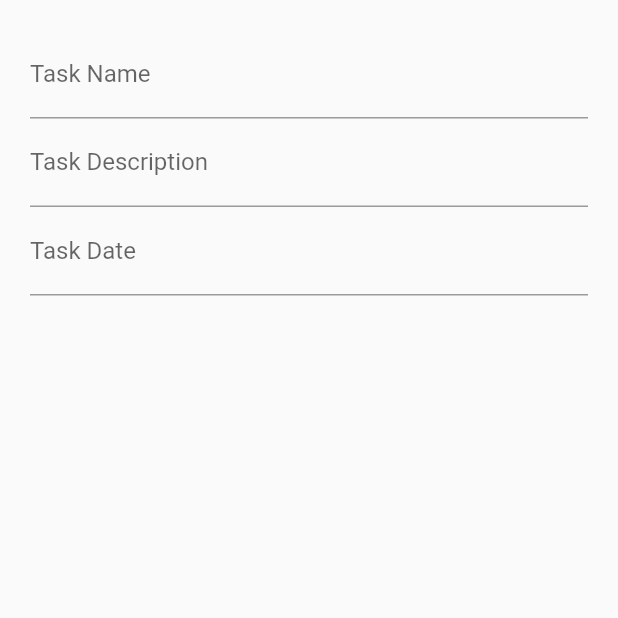
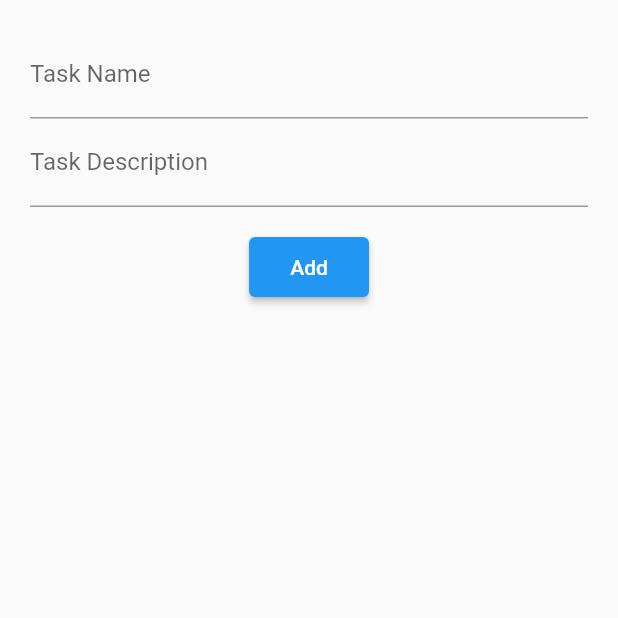
Before and after one commit to mehdi-avara/ToDoList-, a Flutter app: the screen it shows after launch, after a tap on the "add" icon, on a phone screen of 412 x 824 dp, the top half of it. Run offline on Flutter 3.47's test engine with Material 2 defaults, Android fonts, the light colour scheme and no system bars.

Commit message:
add workes correctly and I want add date

```diff
--- a/lib/main.dart
+++ b/lib/main.dart
@@ -16,6 +16,7 @@ class MyApp extends StatelessWidget {
       theme: ThemeData(
         primarySwatch: Colors.blue,
       ),
+
       home: ToDoList(),
     );
   }
--- a/lib/pages/ToDoList.dart
+++ b/lib/pages/ToDoList.dart
@@ -13,6 +13,11 @@ class ToDoList extends StatefulWidget {
 
 class _ToDoListState extends State<ToDoList> {
 
+  void AddTask(Task task){
+    setState(() {
+      tasks.add(task);
+    });
+  }
 
   void changeIsDone(int index){
     setState(() {
@@ -25,26 +30,7 @@ class _ToDoListState extends State<ToDoList> {
     });
   }
 
-  List<Task> tasks = [
-    Task(
-      title: 'Task 1',
-      description: 'Description 1',
-      date: DateTime.now(),
-      isDone: true,
-    ),
-    Task(
-      title: 'Task 2',
-      description: 'Description 2',
-      date: DateTime.now(),
-      isDone: false,
-    ),
-    Task(
-      title: 'Task 3',
-      description: 'Description 3',
-      date: DateTime.now(),
-      isDone: false,
-    ),
-  ];
+  List<Task> tasks = [];
   @override
   Widget build(BuildContext context) {
     return Scaffold(
@@ -68,7 +54,9 @@ class _ToDoListState extends State<ToDoList> {
                 onTap: () {
                   Navigator.push(
                     context,
-                    MaterialPageRoute(builder: (context) => addTask()),
+                    MaterialPageRoute(builder: (context) => addTask(
+                      AddTask: AddTask,
+                    )),
                   );
                 },
                 child: Container(
--- a/lib/pages/addTask.dart
+++ b/lib/pages/addTask.dart
@@ -1,7 +1,31 @@
 import 'package:flutter/material.dart';
+import 'package:todolist/Models/Task.dart';
 
-class addTask extends StatelessWidget {
-  // const ({Key key}) : super(key: key);
+class addTask extends StatefulWidget {
+  const addTask({Key key, this.AddTask }) : super(key: key);
+  @override
+  final Function AddTask;
+  State<addTask> createState() => _addTaskState();
+}
+
+class _addTaskState extends State<addTask> {
+  TextEditingController titleC;
+  TextEditingController descriptionC;
+
+  void initState() {
+    titleC = TextEditingController();
+    descriptionC = TextEditingController();
+    super.initState();
+  }
+
+  void dispose() {
+    titleC.dispose();
+    descriptionC.dispose();
+    super.dispose();
+  }
+  String title;
+
+  String description;
 
   @override
   Widget build(BuildContext context) {
@@ -12,6 +36,7 @@ class addTask extends StatelessWidget {
           child: Column(
             children:<Widget>[
               TextField(
+                controller: titleC,
                 keyboardType: TextInputType.multiline,
                 maxLines: null,
                 decoration: InputDecoration(
@@ -20,34 +45,32 @@ class addTask extends StatelessWidget {
                 ),
               ),
               TextField(
+                controller: descriptionC,
                 keyboardType: TextInputType.multiline,
                 maxLines: null,
                 decoration: InputDecoration(
                   labelText: 'Task Description',
                 ),
               ),
-              TextField(
-                keyboardType: TextInputType.multiline,
-                maxLines: null,
-                decoration: InputDecoration(
-                  labelText: 'Task Date',
+              Container(
+                margin: EdgeInsets.only(top: 20),
+                width: 80,
+                height: 40,
+                child: ElevatedButton(
+                  onPressed: () {
+                    String title = titleC.text;
+                    String description = descriptionC.text;
+                    Task task = Task( title: title, description: description, isDone: false,date: DateTime.now());
+                    widget.AddTask(task);
+                    titleC.clear();
+                    descriptionC.clear();
+                    Navigator.pop(context);
+
+                  },
+                  child: Text('Add'),
                 ),
               ),
-          // TextButton(
-          //     onPressed: () {
-          //       DatePicker.showDatePicker(context,
-          //           showTitleActions: true,
-          //           minTime: DateTime(2018, 3, 5),
-          //           maxTime: DateTime(2019, 6, 7), onChanged: (date) {
-          //             print('change $date');
-          //           }, onConfirm: (date) {
-          //             print('confirm $date');
-          //           }, currentTime: DateTime.now(), locale: LocaleType.en);
-          //     },
-          //     child: Text(
-          //       'show date time picker',
-          //       style: TextStyle(color: Colors.blue),
-          //     ));
+
             ],
           ),
         ),
```
